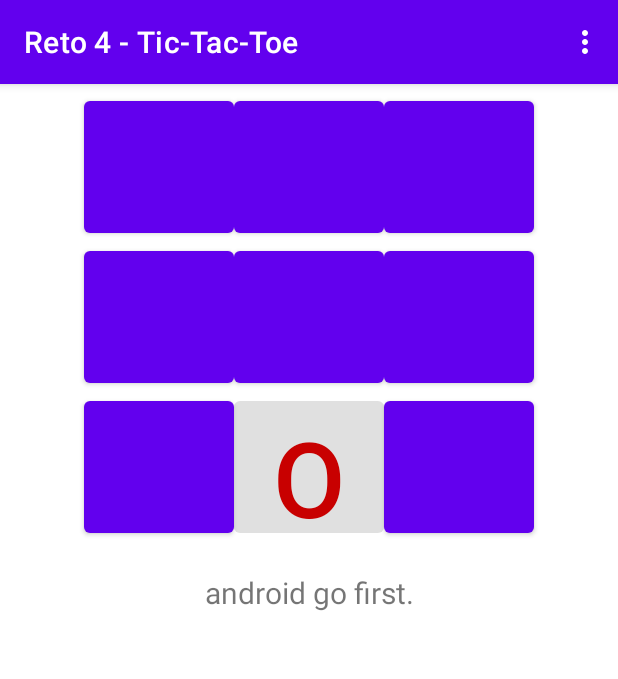
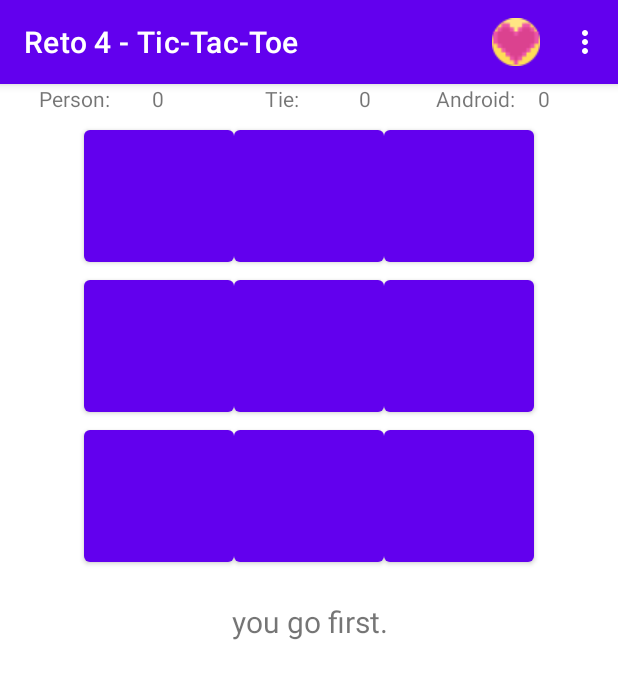
Before and after one commit to ejariasm/Test, an Android app: the screen it shows after launch (TicTacToeActivity), on a phone screen of 412 x 824 dp. Shown: the top 679 px of the screen. Run offline under Robolectric (Android 15) with nearby library versions, the phone set to English and light mode, and no system bars.

Commit message:
Reto 4 - Completo

```diff
--- a/app/src/main/java/co/edu/unal/androidtic_tac_toe/TicTacToeActivity.java
+++ b/app/src/main/java/co/edu/unal/androidtic_tac_toe/TicTacToeActivity.java
@@ -133,6 +133,16 @@ public class TicTacToeActivity extends AppCompatActivity {
         mBoardButtons[8] = (Button) findViewById(R.id.nine);
         mInfoTextView = (TextView) findViewById(R.id.information);
         mGame = new TicTacToeGame();
+        mInfoTextView = (TextView) findViewById(R.id.information);
+        human = (TextView) findViewById(R.id.humanScore);
+        pcScore = (TextView) findViewById(R.id.pcScore);
+        empate = (TextView) findViewById(R.id.empate);
+        human.setText(humanSc.toString());
+        pcScore.setText(androidScore.toString());
+        empate.setText(empateScore.toString());
+        humanStarts=true;
+        toast = Toast.makeText(this,"",Toast.LENGTH_SHORT);
+        selected = 0;
         startNewGame();
     }
 
--- a/app/src/main/res/layout/activity_main.xml
+++ b/app/src/main/res/layout/activity_main.xml
@@ -11,6 +11,57 @@
         android:layout_height="fill_parent"
         android:gravity="center_horizontal"
         tools:ignore="MissingConstraints">
+        <LinearLayout
+
+            android:layout_width="match_parent"
+            android:layout_height="wrap_content"
+
+            >
+
+            <TextView
+                android:layout_width="101dp"
+                android:layout_height="wrap_content"
+                android:gravity="center_horizontal"
+                android:text="Person: " />
+
+            <TextView
+                android:id="@+id/humanScore"
+                android:layout_marginRight="30dp"
+                android:layout_width="wrap_content"
+                android:layout_height="wrap_content"
+                android:gravity="center_horizontal"/>
+
+
+            <TextView
+
+                android:layout_width="100dp"
+                android:layout_height="wrap_content"
+                android:gravity="center_horizontal"
+                android:text="Tie: " />
+
+            <TextView
+                android:id="@+id/empate"
+                android:layout_marginRight="30dp"
+                android:layout_width="wrap_content"
+                android:layout_height="wrap_content"
+                android:gravity="center_horizontal"/>
+
+
+            <TextView
+
+                android:layout_width="81dp"
+                android:layout_height="wrap_content"
+                android:gravity="center_horizontal"
+                android:text="Android: " />
+
+            <TextView
+                android:id="@+id/pcScore"
+                android:layout_width="wrap_content"
+                android:layout_height="wrap_content"
+                android:gravity="center_horizontal"/>
+
+        </LinearLayout>
+
         <TableLayout
             android:id="@+id/play_grid" android:layout_width="fill_parent"
             android:layout_height="wrap_content" android:layout_marginTop="5dp" >
@@ -53,4 +104,5 @@
             android:gravity="center_horizontal" android:layout_marginTop="20dp"
             android:textSize="20dp" />
     </LinearLayout>
+
 </androidx.constraintlayout.widget.ConstraintLayout>
--- a/app/src/main/res/menu/options_menu.xml
+++ b/app/src/main/res/menu/options_menu.xml
@@ -3,8 +3,10 @@
 <menu xmlns:android="http://schemas.android.com/apk/res/android"
     xmlns:app="http://schemas.android.com/apk/res-auto">
     <item android:id="@+id/new_game" android:title="New Game"
-        android:icon="@drawable/new_game"
+        android:icon="@drawable/hearts"
+        app:showAsAction="always"
         />
     <item android:id="@+id/ai_difficulty" android:title="Difficulty"  android:icon="@drawable/difficulty_level" />
-    <item android:id="@+id/quit" android:title="Quit"  android:icon="@drawable/quit_game" />
+    <item android:id="@+id/quit" android:title="Quit"
+        android:icon="@drawable/quit_game" />
 </menu>
```
Also changed, not shown: app/src/main/res/drawable-v24/difficulty_level.png, app/src/main/res/drawable-v24/hearts.png (added), app/src/main/res/drawable-v24/quit_game.png.
